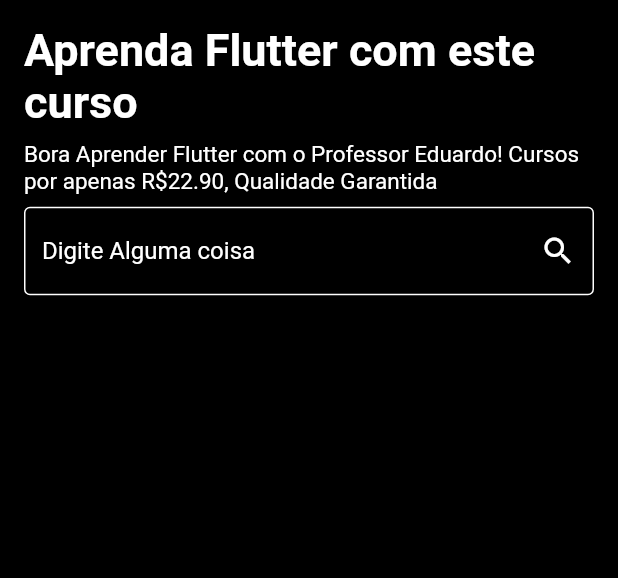
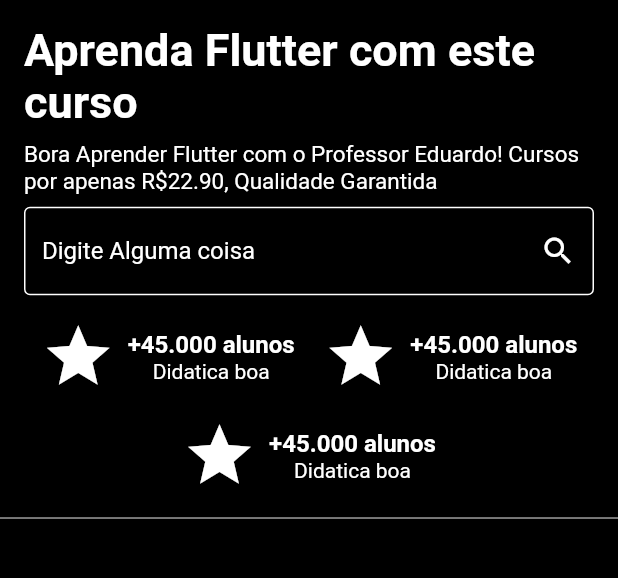
Before and after one commit to deyvissoneduardo/responsive_flutter, a Flutter app: the screen it shows after launch, on a phone screen of 412 x 824 dp, the part 266-844 px from its top. Run offline on Flutter 3.47's test engine with Material 2 defaults, Android fonts, the phone set to English and light mode, and no system bars; missing offline and left inert: dart:html, dart:js.

Commit message:
section advantages

```diff
--- a/lib/home/home_page.dart
+++ b/lib/home/home_page.dart
@@ -3,9 +3,9 @@ import 'dart:js';
 
 import 'package:flutter/material.dart';
 import 'package:responsive/config/constantes.dart';
+import 'package:responsive/home/sections/AdvantageSection.dart';
+import 'package:responsive/home/sections/TopSection.dart';
 import 'package:responsive/widgets/SizedBox.dart';
-
-import 'TopSection/TopSection.dart';
 
 class HomePage extends StatelessWidget {
   @override
@@ -27,7 +27,7 @@ class HomePage extends StatelessWidget {
               /** limita tamaho */
               constraints: BoxConstraints(maxWidth: 1200),
               child: ListView(
-                children: [TopSection()],
+                children: [TopSection(), AdvantageSection()],
               )),
         ),
       );
--- /dev/null
+++ b/lib/home/sections/AdvantageSection.dart
@@ -0,0 +1,55 @@
+import 'package:flutter/material.dart';
+
+class AdvantageSection extends StatelessWidget {
+  const AdvantageSection({Key key}) : super(key: key);
+
+  @override
+  Widget build(BuildContext context) {
+    return Container(
+      padding: EdgeInsets.fromLTRB(16, 0, 16, 16),
+      decoration:
+          BoxDecoration(border: Border(bottom: BorderSide(color: Colors.grey))),
+      child: Wrap(
+        alignment: WrapAlignment.spaceEvenly,
+        runSpacing: 16,
+        spacing: 8,
+        children: [
+          _buildAdvantages('+45.000 alunos', 'Didatica boa'),
+          _buildAdvantages('+45.000 alunos', 'Didatica boa'),
+          _buildAdvantages('+45.000 alunos', 'Didatica boa'),
+        ],
+      ),
+    );
+  }
+
+  Widget _buildAdvantages(String title, String subTitle) {
+    return Row(
+      mainAxisSize: MainAxisSize.min,
+      children: [
+        Icon(
+          Icons.star,
+          color: Colors.white,
+          size: 50,
+        ),
+        const SizedBox(
+          width: 8,
+        ),
+        Column(
+          children: [
+            Text(
+              title,
+              style: TextStyle(
+                  color: Colors.white,
+                  fontSize: 16,
+                  fontWeight: FontWeight.bold),
+            ),
+            Text(
+              subTitle,
+              style: TextStyle(color: Colors.white),
+            )
+          ],
+        )
+      ],
+    );
+  }
+}
```
Also changed, not shown: lib/home/sections/TopSection.dart (renamed from lib/home/TopSection/TopSection.dart).
